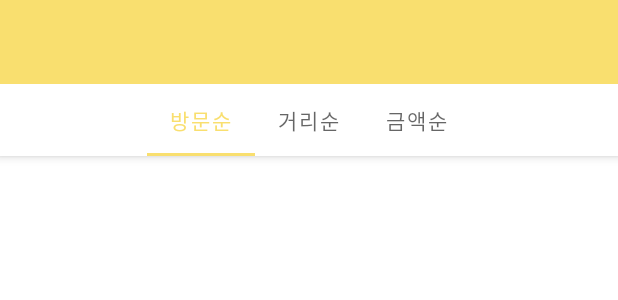
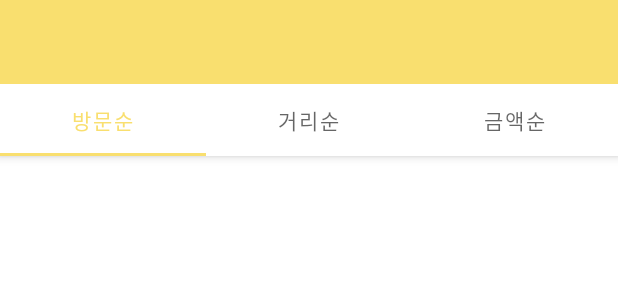
Before and after one commit to matzip-exe/Client, an Android app: the layout activity_matzip_list.xml on its own in the app's theme, with its tools: preview values and no code run, on a phone screen of 412 x 824 dp. Shown: the top 300 px of the screen. Run offline under Robolectric (Android 15) with nearby library versions, the phone set to English and light mode, and no system bars.

Commit message:
MOD matziplist xml tab 속성

```diff
--- a/app/src/main/res/layout/activity_matzip_list.xml
+++ b/app/src/main/res/layout/activity_matzip_list.xml
@@ -25,7 +25,7 @@
                 android:layout_width="match_parent"
                 android:layout_height="wrap_content"
 
-                app:tabMode="auto">
+                app:tabMode="fixed">
 
                 <com.google.android.material.tabs.TabItem
                     android:id="@+id/t_item_matziplist1"
```
